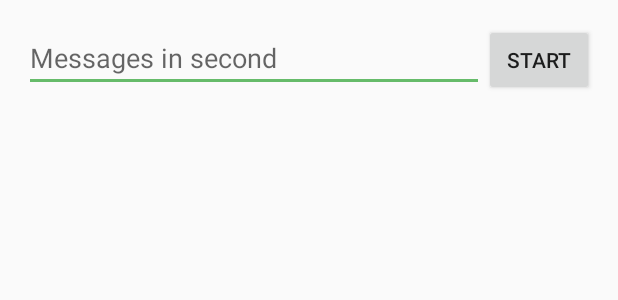
After one commit to fishb1/MqttMessenger, an Android app: the layout stress_test_dialog.xml on its own in the app's theme, with its tools: preview values and no code run, on a phone screen of 412 x 824 dp. The commit adds this screen. Shown: the top 300 px of the screen. Run offline under Robolectric (Android 15) with nearby library versions, the phone set to English and light mode, and no system bars.

Commit message:
Стресс тест; отправка последней локации с заданным интервалом

```diff
--- /dev/null
+++ b/app/src/main/res/layout/stress_test_dialog.xml
@@ -0,0 +1,24 @@
+<?xml version="1.0" encoding="utf-8"?>
+<LinearLayout
+    xmlns:android="http://schemas.android.com/apk/res/android"
+    android:orientation="horizontal"
+    android:padding="16dp"
+    android:layout_width="match_parent"
+    android:layout_height="match_parent">
+
+    <EditText
+        android:id="@+id/text_msg_count"
+        android:layout_width="match_parent"
+        android:layout_height="wrap_content"
+        android:layout_weight="5"
+        android:inputType="numberDecimal"
+        android:hint="Messages in second" />
+
+    <Button
+        android:id="@+id/btn_control"
+        android:layout_width="wrap_content"
+        android:layout_height="wrap_content"
+        android:layout_weight="1"
+        android:text="Start" />
+
+</LinearLayout>
--- a/app/src/main/res/values/strings.xml
+++ b/app/src/main/res/values/strings.xml
@@ -21,4 +21,5 @@
     <string name="message_hint">Message to MQTT in JSON format</string>
     <string name="topic_hint">Topic</string>
     <string name="reset_settings">Reset settings</string>
+    <string name="stress_test">Stress test</string>
 </resources>
--- a/app/src/main/res/xml/settings.xml
+++ b/app/src/main/res/xml/settings.xml
@@ -23,8 +23,8 @@
 
     <EditTextPreference
         android:key="PREF_TIMEOUT"
-        android:title="Timeout"
-        android:summary="Timeout between automatic messages in ms"
+        android:title="Interval"
+        android:summary="Location update fastest interval"
         android:inputType="number" />
 
 </PreferenceScreen>
```
Also changed, not shown: app/src/main/java/fb/ru/mqtttest/GapiService.java (+9 -1 lines), app/src/main/java/fb/ru/mqtttest/common/logger/LogView.java (+11 -0 lines), app/src/main/java/fb/ru/mqtttest/ui/HomeActivity.java (+102 -1 lines), app/src/main/res/drawable/ic_fire.xml (added, +9 -0 lines), app/src/main/res/menu/home_menu.xml (+7 -0 lines).
